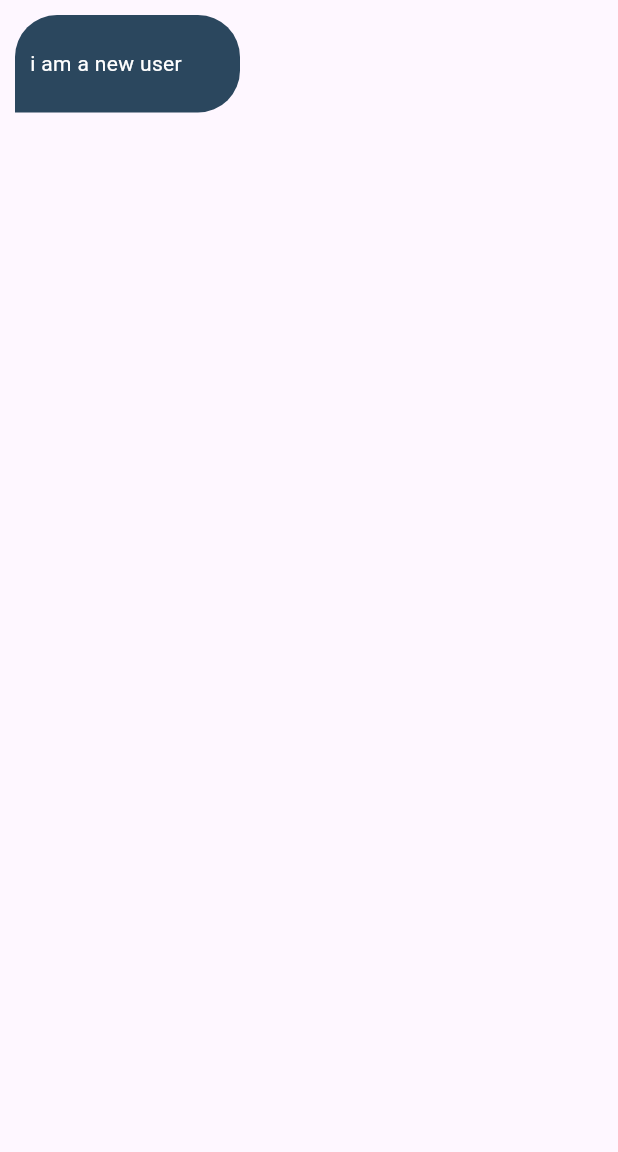
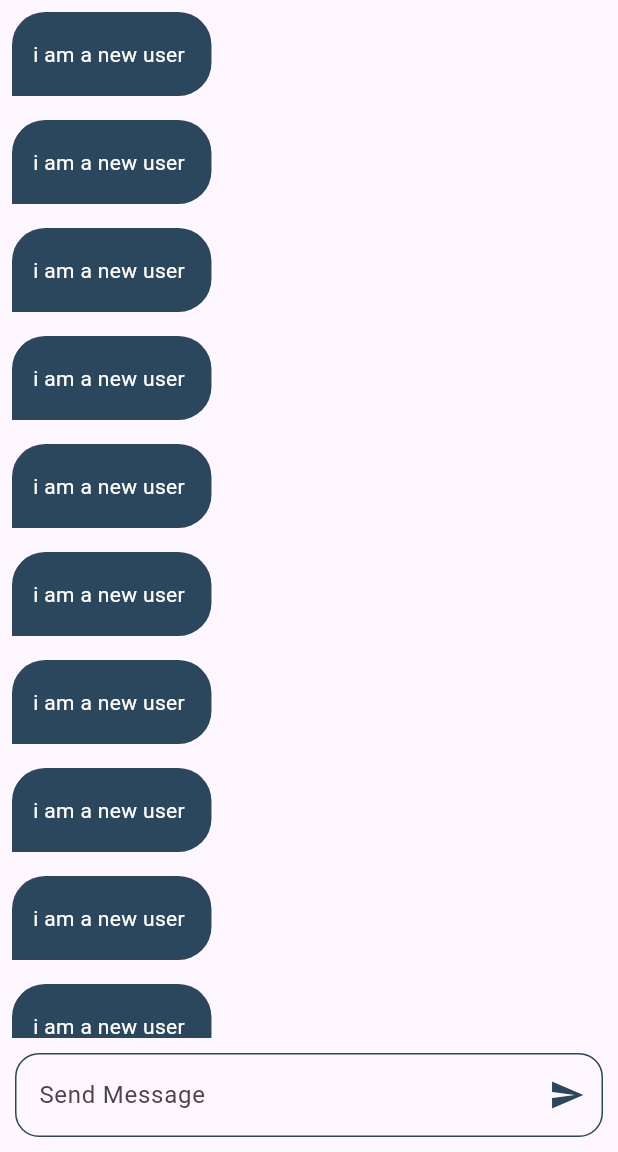
Before and after one commit to Naguib5/ChatApp, a Flutter app: the ChatPage screen opened by its route, on a phone screen of 412 x 824 dp, the part 84-1236 px from its top. Run offline on Flutter 3.47's test engine with Material 3 defaults, Android fonts, the phone set to English and light mode, and no system bars; our stand-ins replace firebase_auth, firebase_core, flutter_svg, google_sign_in, modal_progress_hud_nsn; missing offline and left inert: flutter_facebook_auth; accounts and stored records are empty.

Commit message:
chat buble ui done

```diff
--- a/lib/pages/chat_page.dart
+++ b/lib/pages/chat_page.dart
@@ -19,7 +19,34 @@ class ChatPage extends StatelessWidget {
           )
         ]),
       ),
-      body: ChatBuble(),
+      body: Column(
+        children: [
+          Expanded(
+            child: ListView.builder(itemBuilder: (context, index) {
+              return ChatBuble();
+            }),
+          ),
+          Padding(
+            padding: const EdgeInsets.all(10),
+            child: TextField(
+              decoration: InputDecoration(
+                  suffixIcon: Icon(
+                    Icons.send,
+                    color: kPrimaryColor,
+                  ),
+                  hintText: 'Send Message',
+                  border: OutlineInputBorder(
+                    borderRadius: BorderRadius.circular(16),
+                    borderSide: const BorderSide(color: kPrimaryColor),
+                  ),
+                  enabledBorder: OutlineInputBorder(
+                    borderRadius: BorderRadius.circular(16),
+                    borderSide: const BorderSide(color: kPrimaryColor),
+                  )),
+            ),
+          )
+        ],
+      ),
     );
   }
 }
--- a/lib/widgets/chat_buble.dart
+++ b/lib/widgets/chat_buble.dart
@@ -8,22 +8,22 @@ class ChatBuble extends StatelessWidget {
 
   @override
   Widget build(BuildContext context) {
-    return Container(
-      padding: EdgeInsets.only(left: 10),
+    return Align(
       alignment: Alignment.centerLeft,
-      margin: EdgeInsets.all(10),
+      child: Container(
+        padding: EdgeInsets.only(left: 14, right: 14, top: 18, bottom: 18),
+        margin: EdgeInsets.all(8),
         decoration: BoxDecoration(
             color: kPrimaryColor,
             borderRadius: BorderRadius.only(
-            topLeft: Radius.circular(28),
-            topRight: Radius.circular(28),
-            bottomRight: Radius.circular(28),
+              topLeft: Radius.circular(22),
+              topRight: Radius.circular(22),
+              bottomRight: Radius.circular(22),
             )),
-      height: 65,
-      width: 150,
         child: Text(
-        'i am a new user',
+          'i am a new user ',
           style: TextStyle(color: Colors.white),
+        ),
       ),
     );
   }
```
Also changed, not shown: 1 other file. Lines whose indentation alone changed are shown as unchanged.
